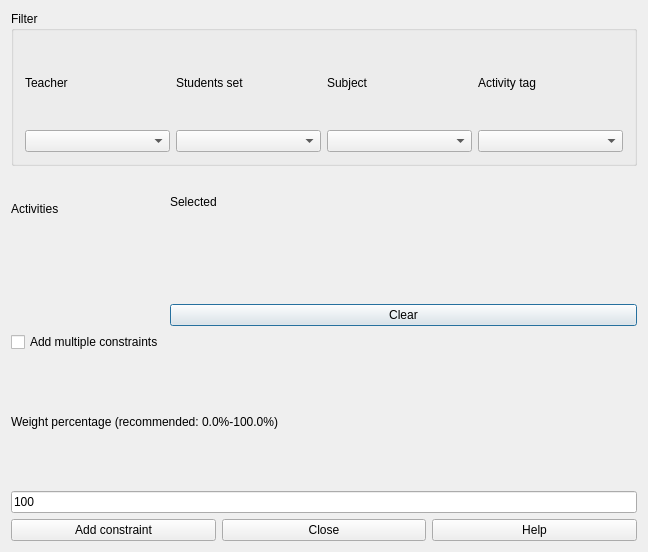
Old version of the form src/interface/addconstraintactivitiessamestartingtimeform_template.ui in the repository janLo/FET.
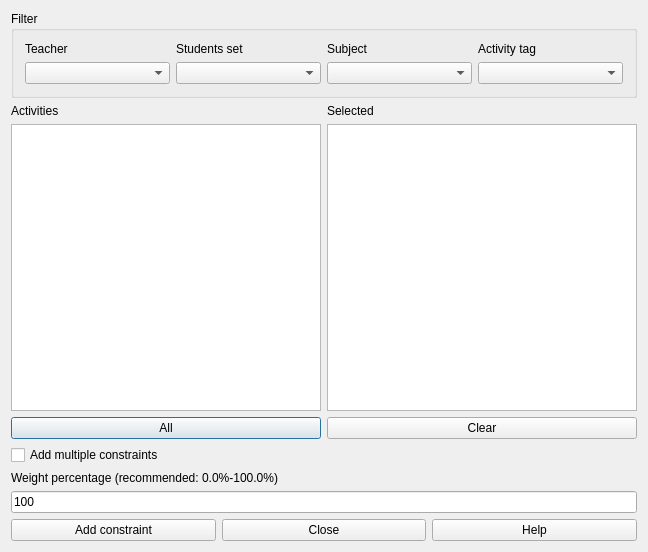
New version of the form. Custom widgets are drawn as their Qt base class.

```diff
--- a/src/interface/addconstraintactivitiessamestartingtimeform_template.ui
+++ b/src/interface/addconstraintactivitiessamestartingtimeform_template.ui
@@ -13,31 +13,23 @@
   <property name="windowTitle">
    <string extracomment="This is the title of the dialog to add a new constraint of this type">Add activities same starting time</string>
   </property>
-  <layout class="QGridLayout" name="gridLayout">
-   <item row="0" column="0" colspan="2">
-    <widget class="Q3GroupBox" name="groupBox2">
+  <layout class="QGridLayout" name="gridLayout_2">
+   <item row="0" column="0">
+    <widget class="QGroupBox" name="filterGroupBox">
      <property name="title">
       <string>Filter</string>
      </property>
-     <layout class="QGridLayout">
+     <layout class="QGridLayout" name="gridLayout">
       <item row="0" column="0">
-       <layout class="QGridLayout">
-        <item row="0" column="3">
-         <widget class="QLabel" name="activityTagsTextLabel">
+       <widget class="QLabel" name="teachersTextLabel">
           <property name="text">
-           <string>Activity tag</string>
+         <string>Teacher</string>
           </property>
           <property name="wordWrap">
            <bool>false</bool>
           </property>
          </widget>
         </item>
-        <item row="1" column="1">
-         <widget class="QComboBox" name="studentsComboBox"/>
-        </item>
-        <item row="1" column="3">
-         <widget class="QComboBox" name="activityTagsComboBox"/>
-        </item>
         <item row="0" column="1">
          <widget class="QLabel" name="studentsTextLabel">
           <property name="text">
@@ -48,9 +40,6 @@
           </property>
          </widget>
         </item>
-        <item row="1" column="2">
-         <widget class="QComboBox" name="subjectsComboBox"/>
-        </item>
         <item row="0" column="2">
          <widget class="QLabel" name="subjectsTextLabel">
           <property name="text">
@@ -61,26 +50,35 @@
           </property>
          </widget>
         </item>
+      <item row="0" column="3">
+       <widget class="QLabel" name="activityTagsTextLabel">
+        <property name="text">
+         <string>Activity tag</string>
+        </property>
+        <property name="wordWrap">
+         <bool>false</bool>
+        </property>
+       </widget>
+      </item>
         <item row="1" column="0">
          <widget class="QComboBox" name="teachersComboBox"/>
         </item>
-        <item row="0" column="0">
-         <widget class="QLabel" name="teachersTextLabel">
-          <property name="text">
-           <string>Teacher</string>
-          </property>
-          <property name="wordWrap">
-           <bool>false</bool>
-          </property>
-         </widget>
-        </item>
-       </layout>
+      <item row="1" column="1">
+       <widget class="QComboBox" name="studentsComboBox"/>
+      </item>
+      <item row="1" column="2">
+       <widget class="QComboBox" name="subjectsComboBox"/>
+      </item>
+      <item row="1" column="3">
+       <widget class="QComboBox" name="activityTagsComboBox"/>
       </item>
      </layout>
     </widget>
    </item>
    <item row="1" column="0">
-    <layout class="QVBoxLayout">
+    <layout class="QHBoxLayout" name="horizontalLayout_2">
+     <item>
+      <layout class="QVBoxLayout" name="verticalLayout_2">
      <item>
       <widget class="QLabel" name="activitiesTextLabel">
        <property name="frameShape">
@@ -98,18 +96,19 @@
       </widget>
      </item>
      <item>
-      <widget class="Q3ListBox" name="activitiesListBox">
+        <widget class="QListWidget" name="activitiesListWidget"/>
+       </item>
        <item>
+        <widget class="QPushButton" name="addAllActivitiesPushButton">
         <property name="text">
-         <string>New Item</string>
-        </property>
-       </item>
+          <string comment="Text on a button. It refers to adding all activities from the list above this button into the current constraint">All</string>
+         </property>
       </widget>
      </item>
     </layout>
    </item>
-   <item row="1" column="1">
-    <layout class="QVBoxLayout">
+     <item>
+      <layout class="QVBoxLayout" name="verticalLayout">
      <item>
       <widget class="QLabel" name="simultaneousActivitiesTextLabel">
        <property name="frameShape">
@@ -127,17 +126,9 @@
       </widget>
      </item>
      <item>
-      <widget class="Q3ListBox" name="simultaneousActivitiesListBox">
-       <item>
-        <property name="text">
-         <string>New Item</string>
-        </property>
+        <widget class="QListWidget" name="simultaneousActivitiesListWidget"/>
        </item>
-      </widget>
-     </item>
      <item>
-      <layout class="QGridLayout">
-       <item row="2" column="0">
         <widget class="QPushButton" name="clearPushButton">
          <property name="text">
           <string>Clear</string>
@@ -164,7 +155,7 @@
      </property>
     </widget>
    </item>
-   <item row="3" column="0" colspan="2">
+   <item row="3" column="0">
     <layout class="QVBoxLayout">
      <item>
       <widget class="QLabel" name="weightTextLabel">
@@ -185,13 +176,13 @@
      <item>
       <widget class="QLineEdit" name="weightLineEdit">
        <property name="text">
-        <string>100</string>
+        <string notr="true">100</string>
        </property>
       </widget>
      </item>
     </layout>
    </item>
-   <item row="4" column="0" colspan="2">
+   <item row="4" column="0">
     <layout class="QHBoxLayout" name="horizontalLayout">
      <item>
       <widget class="QPushButton" name="addConstraintPushButton">
@@ -219,39 +210,6 @@
   </layout>
  </widget>
  <layoutdefault spacing="6" margin="11"/>
- <customwidgets>
-  <customwidget>
-   <class>Q3GroupBox</class>
-   <extends>QGroupBox</extends>
-   <header>Qt3Support/Q3GroupBox</header>
-   <container>1</container>
-  </customwidget>
-  <customwidget>
-   <class>Q3Frame</class>
-   <extends>QFrame</extends>
-   <header>Qt3Support/Q3Frame</header>
-   <container>1</container>
-  </customwidget>
-  <customwidget>
-   <class>Q3ListBox</class>
-   <extends>Q3Frame</extends>
-   <header>q3listbox.h</header>
-  </customwidget>
- </customwidgets>
- <tabstops>
-  <tabstop>teachersComboBox</tabstop>
-  <tabstop>studentsComboBox</tabstop>
-  <tabstop>subjectsComboBox</tabstop>
-  <tabstop>activityTagsComboBox</tabstop>
-  <tabstop>activitiesListBox</tabstop>
-  <tabstop>simultaneousActivitiesListBox</tabstop>
-  <tabstop>blockCheckBox</tabstop>
-  <tabstop>weightLineEdit</tabstop>
-  <tabstop>addConstraintPushButton</tabstop>
-  <tabstop>closePushButton</tabstop>
-  <tabstop>helpPushButton</tabstop>
-  <tabstop>clearPushButton</tabstop>
- </tabstops>
  <resources/>
  <connections/>
 </ui>
```
Lines whose indentation alone changed are shown as unchanged.
